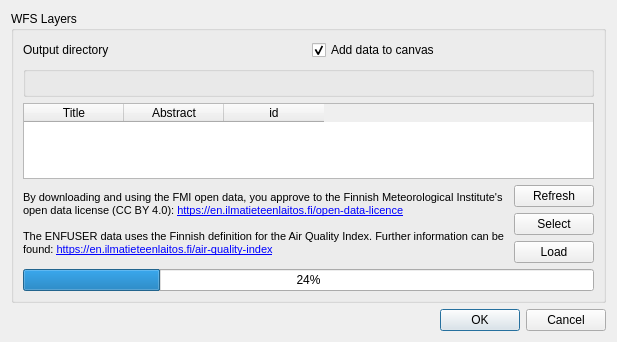
GispoCoding/FMI2QGIS, file FMI2QGIS/resources/ui/main_dialog.ui: the form before one commit.
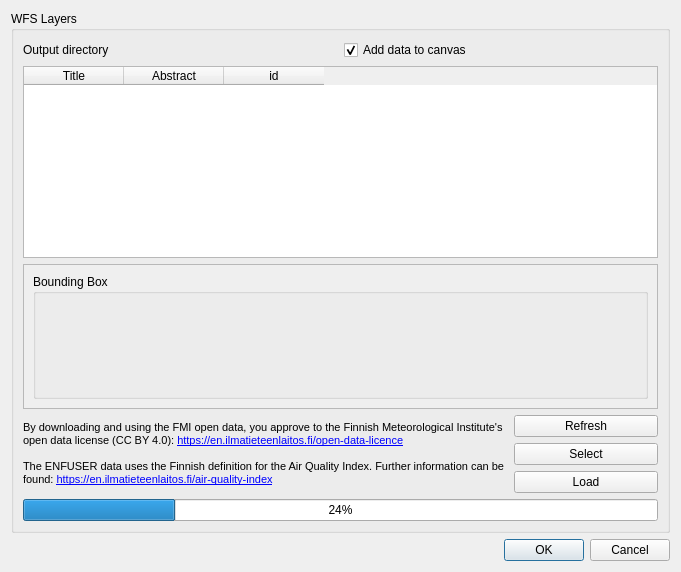
The form after the commit. Custom widgets are drawn as their Qt base class.

Commit message: #45: Slightly improve UI to make space for the parameters

The edit to the form file:
```diff
--- a/FMI2QGIS/resources/ui/main_dialog.ui
+++ b/FMI2QGIS/resources/ui/main_dialog.ui
@@ -9,8 +9,8 @@
    <rect>
     <x>0</x>
     <y>0</y>
-    <width>443</width>
-    <height>342</height>
+       <width>681</width>
+       <height>572</height>
    </rect>
   </property>
   <property name="windowTitle">
@@ -55,9 +55,6 @@
         </item>
        </layout>
       </item>
-      <item>
-       <widget class="QgsExtentGroupBox" name="extent_group_box_bbox"/>
-      </item>
       <item>
        <layout class="QVBoxLayout" name="verticalLayout_2">
         <item>
@@ -89,7 +86,36 @@
          </widget>
         </item>
         <item>
+               <widget class="QScrollArea" name="scrollArea">
+                   <property name="widgetResizable">
+                       <bool>true</bool>
+                   </property>
+                   <widget class="QWidget" name="scrollAreaWidgetContents">
+                       <property name="geometry">
+                           <rect>
+                               <x>0</x>
+                               <y>0</y>
+                               <width>635</width>
+                               <height>114</height>
+                           </rect>
+                       </property>
+                       <layout class="QVBoxLayout" name="verticalLayout_5">
+                           <item>
+                               <widget class="QgsExtentGroupBox" name="extent_group_box_bbox">
+                                   <property name="title">
+                                       <string>Bounding Box</string>
+                                   </property>
+                                   <property name="collapsed">
+                                       <bool>true</bool>
+                                   </property>
+                               </widget>
+                           </item>
+                           <item>
          <layout class="QGridLayout" name="grid"/>
+                           </item>
+                       </layout>
+                   </widget>
+               </widget>
         </item>
        </layout>
       </item>
```
Lines whose indentation alone changed are shown as unchanged.
